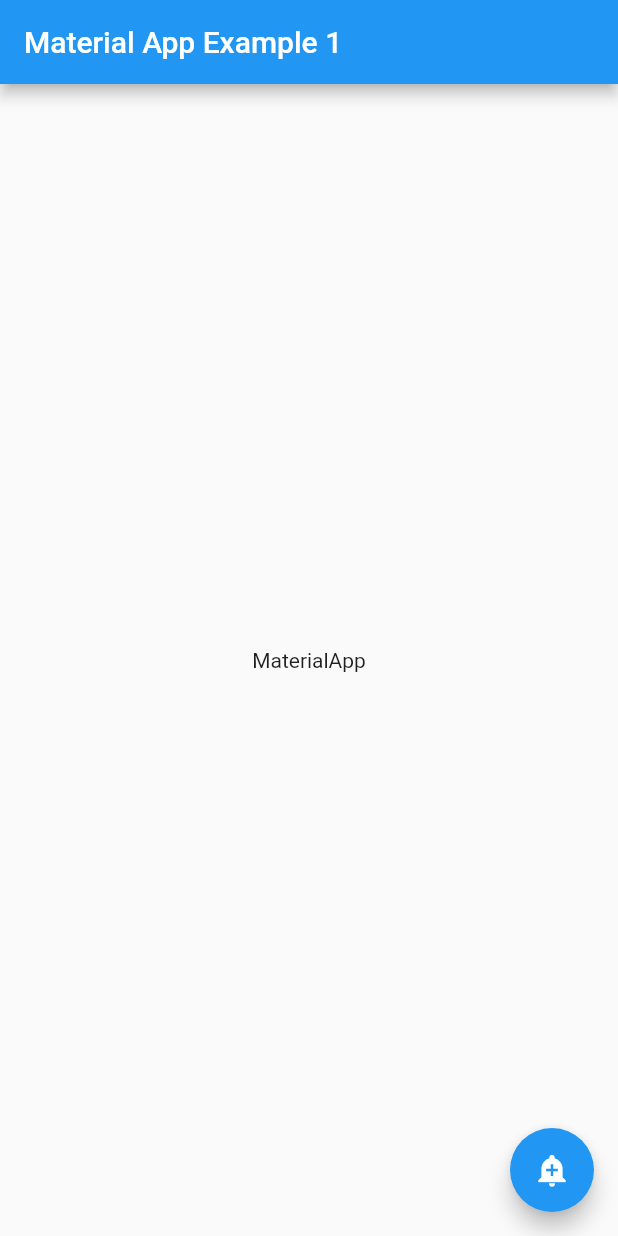
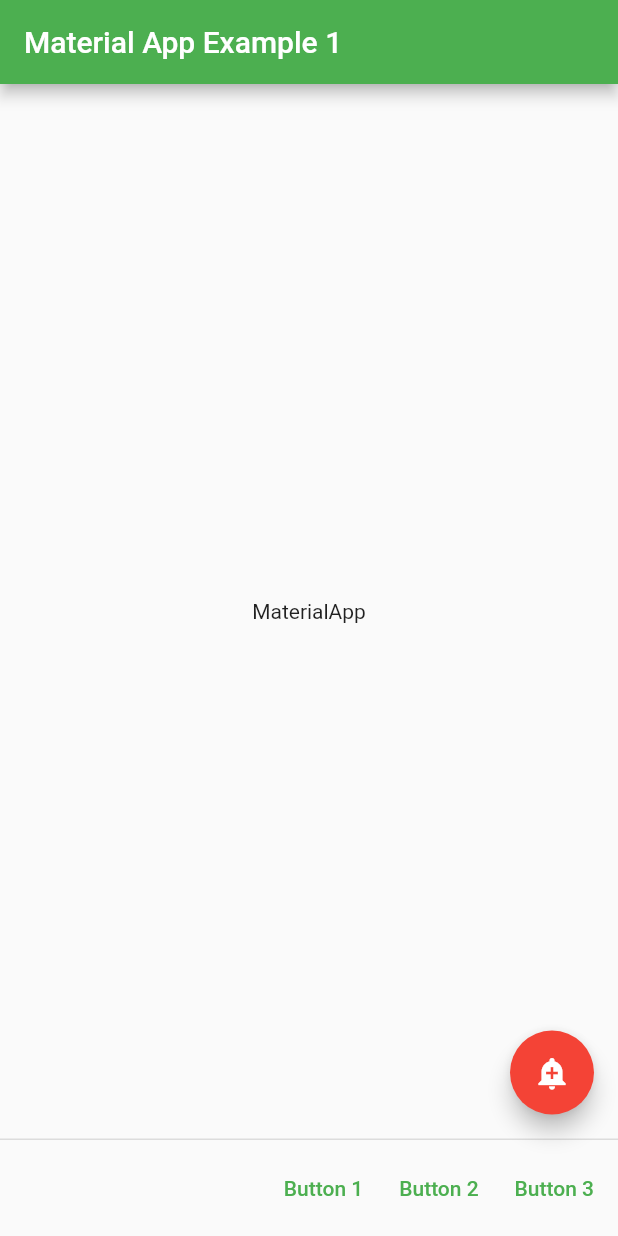
Before and after one commit to simonyang81/practice_flutter, a Flutter app: the screen it shows after launch, after a tap on "material app example 1", on a phone screen of 412 x 824 dp. Run offline on Flutter 3.47's test engine with Material 2 defaults, Android fonts, the phone set to English and light mode, and no system bars; our stand-ins replace get; missing offline and left inert: f_logs.

Commit message:
MaterialApp Example

```diff
--- /dev/null
+++ b/lib/internationalization/intl_en_us.dart
@@ -0,0 +1,14 @@
+/// Copyright openuse.io © 2022
+/// FileName intl_en_us
+///
+/// @Author simonyang81@gmail.com
+/// @Date 2022/9/28 11:17
+///
+/// @Description
+///
+///
+
+final Map<String, String> intlEnUs = {
+  'lang': 'en',
+  'title': 'Material App Example',
+};
--- /dev/null
+++ b/lib/internationalization/intl_zh_cn.dart
@@ -0,0 +1,14 @@
+/// Copyright openuse.io © 2022
+/// FileName intl_zh_cn
+///
+/// @Author simonyang81@gmail.com
+/// @Date 2022/9/28 11:18
+///
+/// @Description
+///
+///
+
+final Map<String, String> intlZhCn = {
+  'lang': 'zh',
+  'title': 'Material 应用示例'
+};
--- /dev/null
+++ b/lib/internationalization/messages.dart
@@ -0,0 +1,26 @@
+/// Copyright openuse.io © 2022
+/// FileName messages
+///
+/// @Author simonyang81@gmail.com
+/// @Date 2022/9/28 10:05
+///
+/// @Description
+///
+///
+
+import 'package:get/get.dart';
+
+import 'intl_en_us.dart';
+import 'intl_zh_cn.dart';
+
+class Messages extends Translations {
+
+  @override
+  Map<String, Map<String, String>> get keys => {
+
+    'zh_CN': intlZhCn,
+    'en_US': intlEnUs,
+
+  };
+
+}
--- a/lib/main.dart
+++ b/lib/main.dart
@@ -1,6 +1,7 @@
 import 'package:flutter/material.dart';
 import 'package:get/get.dart';
 
+import 'material_app_example/material_app_example1.dart';
 import 'routes/pages.dart';
 import 'routes/routes.dart';
 
@@ -19,11 +20,10 @@ class MyApp extends StatelessWidget {
       showPerformanceOverlay: false,
       title: 'Practice Flutter',
       theme: ThemeData(
-        primarySwatch: Colors.blue,
+        primarySwatch: Colors.orange,
       ),
       getPages: Pages.routes,
       home: const MyHomePage(title: 'Practice Flutter'),
-
     );
   }
 }
--- a/lib/material_app_example/material_app_example1.dart
+++ b/lib/material_app_example/material_app_example1.dart
@@ -8,8 +8,13 @@
 ///
 ///
 
+import 'package:f_logs/f_logs.dart';
+import 'package:flutter/gestures.dart';
 import 'package:flutter/material.dart';
+import 'package:flutter_localizations/flutter_localizations.dart';
 import 'package:get/get.dart';
+
+import '../internationalization/messages.dart';
 
 class MaterialAppExample1 extends StatefulWidget {
   const MaterialAppExample1({Key? key}) : super(key: key);
@@ -25,10 +30,23 @@ class _MaterialAppExample1State extends State<MaterialAppExample1> {
 
   @override
   Widget build(BuildContext context) {
-    return MaterialApp(
+    return GetMaterialApp(
       debugShowCheckedModeBanner: false,
       navigatorKey: _navigatorKey,
       scaffoldMessengerKey: _scaffoldMessengerKey,
+      theme: ThemeData(
+        primarySwatch: Colors.blue,
+      ),
+
+      darkTheme: ThemeData(
+        primarySwatch: Colors.green,
+        brightness: Brightness.light,
+        colorScheme: const ColorScheme.light(
+          primary: Colors.green,
+          secondary: Colors.red,
+        )
+      ),
+      themeMode: ThemeMode.dark,
       home: Scaffold(
         appBar: AppBar(
           title: const Text('Material App Example 1'),
@@ -43,18 +61,84 @@ class _MaterialAppExample1State extends State<MaterialAppExample1> {
 
             // _scaffoldMessengerKey.currentState!.showSnackBar(const SnackBar(content: Text('SnackBar')));
 
-            Navigator.of(_navigatorKey.currentState!.context).pushNamed('/B');
+            // Navigator.of(_navigatorKey.currentState!.context).pushNamed('/C');
+
+            Navigator.of(_navigatorKey.currentState!.context).push(
+              MaterialPageRoute(builder: (context) {
+                return const A();
+              },
+              settings: const RouteSettings(name: '/A', arguments: {
+                'name': 'SIMON Y',
+              })
+            ));
 
           },
           child: const Icon(Icons.add_alert, color: Colors.white),
         ),
+
+        persistentFooterButtons: [
+          TextButton(onPressed: () {  }, child: const Text('Button 1'),),
+          TextButton(onPressed: () {  }, child: const Text('Button 2'),),
+          TextButton(onPressed: () {  }, child: const Text('Button 3'),)
+        ],
+
+         // extendBody: false,
+        // extendBody: true,
+        // drawerDragStartBehavior: DragStartBehavior.down,
+
       ),
-      routes: {
-        '/A': (context) => const A(),
-        '/B': (context) => const B(),
-      },
+
+      locale: Get.deviceLocale,
+      translations: Messages(),
+      fallbackLocale: const Locale('en', 'US'),
+      localizationsDelegates: const [
+        GlobalMaterialLocalizations.delegate,
+        GlobalWidgetsLocalizations.delegate,
+        GlobalCupertinoLocalizations.delegate,
+      ],
+      supportedLocales: const [Locale('zh', 'CN'), Locale('en', 'US')],
+
+      // showPerformanceOverlay: true,
+      // showSemanticsDebugger: true,
+      // locale: const Locale('zh', 'CN'), // 简体中文
+      // localizationsDelegates: const [
+      //   GlobalWidgetsLocalizations.delegate,
+      //   GlobalMaterialLocalizations.delegate,
+      // ],
+      // supportedLocales: const [
+      //   Locale('zh', 'CN'),
+      //   Locale('en', 'US'),
+      // ],
+      // routes: {
+      //   '/A': (context) => const A(),
+      //   '/B': (context) => const B(),
+      // },
+      //
+      // navigatorObservers: [
+      //   MyObserver(),
+      // ],
+      //
+      //
+      // onGenerateRoute: (settings) {
+      //   return MaterialPageRoute(builder: (context) => const ErrorPage(),);
+      // },
 
     );
+  }
+}
+
+class MyObserver extends NavigatorObserver {
+
+  @override
+  void didPush(Route route, Route? previousRoute) {
+    super.didPush(route, previousRoute);
+    FLog.info(text: 'didPush');
+  }
+
+  @override
+  void didPop(Route route, Route? previousRoute) {
+    super.didPop(route, previousRoute);
+    FLog.info(text: 'didPop');
   }
 }
 
@@ -63,8 +147,17 @@ class A extends StatelessWidget {
 
   @override
   Widget build(BuildContext context) {
-    return const Center(
-      child: Text('A'),
+
+    Object? args = ModalRoute.of(context)?.settings.arguments;
+    var name = (args as Map)['name'];
+
+    return Scaffold(
+      appBar: AppBar(
+        title: Text('title'.tr),
+      ),
+      body: Center(
+        child: Text(name),
+      ),
     );
   }
 }
@@ -74,8 +167,29 @@ class B extends StatelessWidget {
 
   @override
   Widget build(BuildContext context) {
-    return const Center(
-      child: Text('B'),
+    return Scaffold(
+      appBar: AppBar(
+        title: const Text('B'),
+      ),
+      body: const Center(
+        child: Text('B'),
+      ),
     );
   }
 }
+
+class ErrorPage extends StatelessWidget {
+  const ErrorPage({Key? key}) : super(key: key);
+
+  @override
+  Widget build(BuildContext context) {
+    return Scaffold(
+      appBar: AppBar(
+        title: const Text('Error'),
+      ),
+      body: const Center(
+        child: Text('Error Page'),
+      ),
+    );
+  }
+}
--- a/pubspec.yaml
+++ b/pubspec.yaml
@@ -30,12 +30,15 @@ environment:
 dependencies:
   flutter:
     sdk: flutter
+  flutter_localizations:
+    sdk: flutter
 
 
   # The following adds the Cupertino Icons font to your application.
   # Use with the CupertinoIcons class for iOS style icons.
   cupertino_icons: ^1.0.2
   get: ^4.6.5
+  f_logs: ^2.0.1
 
 dev_dependencies:
   flutter_test:
```
Also changed, not shown: pubspec.lock, 7 other files.
